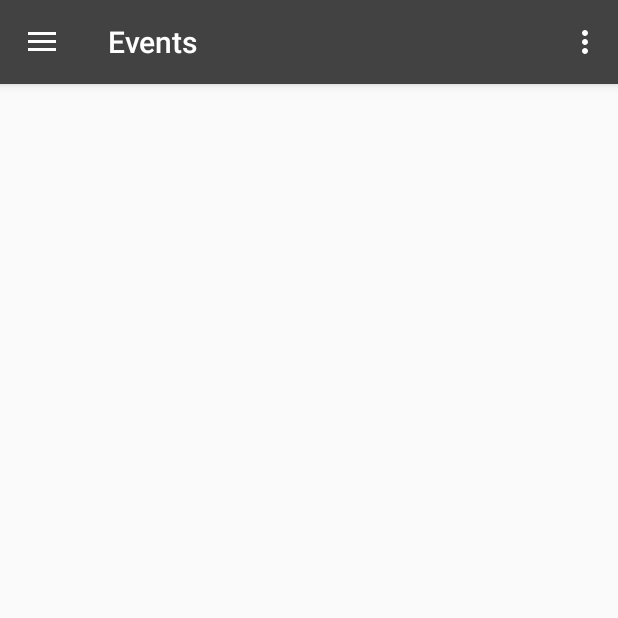
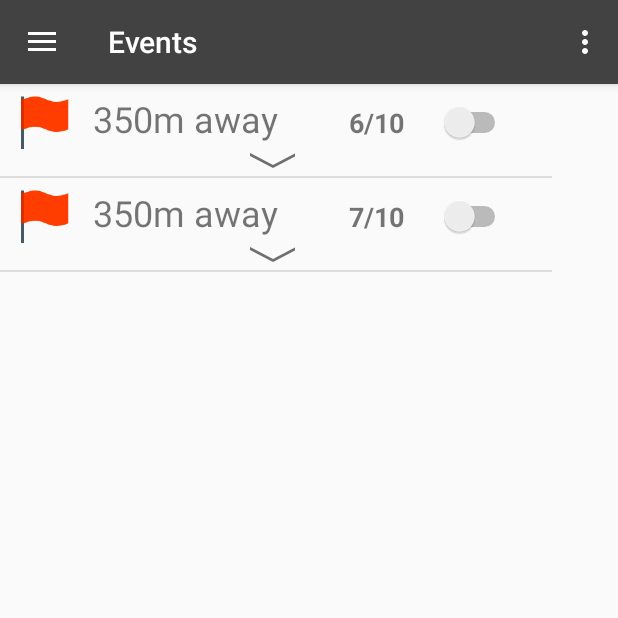
Before and after one commit to NickPelov/ANDR2, an Android app: the EventsActivity screen opened directly, with no data from a screen before it, on a phone screen of 412 x 824 dp, the top half of it. Run offline under Robolectric (Android 15) with nearby library versions, the phone set to English and light mode, and no system bars.

Commit message:
Niki, event list, fragment, load from db, adapter,- view

```diff
--- a/app/build.gradle
+++ b/app/build.gradle
@@ -33,6 +33,7 @@
     compile 'com.facebook.android:facebook-android-sdk:[4,5)'
     compile 'com.android.support.constraint:constraint-layout:1.0.2'
     compile 'com.android.support:design:25.3.1'
+    compile 'com.android.support:support-v4:25.3.1'
     testCompile 'junit:junit:4.12'
 }
 apply plugin: 'com.google.gms.google-services'
--- a/app/src/main/java/com/example/owner/android2/CurrentUser.java
+++ b/app/src/main/java/com/example/owner/android2/CurrentUser.java
@@ -12,6 +12,7 @@
     private static boolean isLogged = false;
     public static List<UserKey> keys = new ArrayList<>();
     public static List<User> users = new ArrayList<>();
+    public static List<EventCompetition> events = new ArrayList<>();
     public static String UserKey;
 
     public static void setLogged(boolean logged) {
--- /dev/null
+++ b/app/src/main/java/com/example/owner/android2/CustomAdapter.java
@@ -0,0 +1,37 @@
+package com.example.owner.android2;
+
+import android.content.Context;
+import android.support.annotation.NonNull;
+import android.support.annotation.Nullable;
+import android.view.LayoutInflater;
+import android.view.View;
+import android.view.ViewGroup;
+import android.widget.ArrayAdapter;
+import android.widget.TextView;
+
+import org.w3c.dom.Text;
+
+/**
+ * Created by Nikolay Pelov on 16.6.2017 г..
+ */
+
+public class CustomAdapter extends ArrayAdapter<String> {
+    CustomAdapter(Context context, String[] amama){
+        super(context,R.layout.fragment_event_item,amama);
+    }
+
+    @NonNull
+    @Override
+    public View getView(int position,@Nullable View convertView,@NonNull ViewGroup par){
+        LayoutInflater inflater = LayoutInflater.from(getContext());
+        View customView = inflater.inflate(R.layout.fragment_event_item,par,false);
+
+        String slots = getItem(position);
+        TextView slots_txt = (TextView) customView.findViewById(R.id.fragment_txt_slots);
+        TextView distance_txt = (TextView) customView.findViewById(R.id.fragment_textView);
+
+        slots_txt.setText(slots);
+        return customView;
+
+    }
+}
--- a/app/src/main/java/com/example/owner/android2/EventsActivity.java
+++ b/app/src/main/java/com/example/owner/android2/EventsActivity.java
@@ -15,16 +15,32 @@
 import android.support.v7.widget.Toolbar;
 import android.view.Menu;
 import android.view.MenuItem;
+import android.widget.ArrayAdapter;
+import android.widget.ListView;
 
 public class EventsActivity extends AppCompatActivity
         implements NavigationView.OnNavigationItemSelectedListener {
     private View view2;
+    private ListView list;
     @Override
     protected void onCreate(Bundle savedInstanceState) {
         super.onCreate(savedInstanceState);
         setContentView(R.layout.activity_events);
         Toolbar toolbar = (Toolbar) findViewById(R.id.toolbar);
         setSupportActionBar(toolbar);
+
+        String[] names;
+        if (!CurrentUser.events.isEmpty()){
+            names = new String[]{ CurrentUser.events.get(0).Name};
+        }
+        else{
+            names = new String[]{"6/10", "7/10"};
+        }
+
+
+        ArrayAdapter<String> adapter = new CustomAdapter(this,names);
+        list =(ListView) findViewById(R.id.fragment_ListView);
+        list.setAdapter(adapter);
 
         DrawerLayout drawer = (DrawerLayout) findViewById(R.id.drawer_layout);
         ActionBarDrawerToggle toggle = new ActionBarDrawerToggle(
@@ -35,6 +51,8 @@
         NavigationView navigationView = (NavigationView) findViewById(R.id.nav_view);
         navigationView.setItemIconTintList(null);
         navigationView.setNavigationItemSelectedListener(this);
+
+
     }
 
     @Override
--- a/app/src/main/java/com/example/owner/android2/ProfileActivity2.java
+++ b/app/src/main/java/com/example/owner/android2/ProfileActivity2.java
@@ -65,7 +65,7 @@
         NavigationView navigationView = (NavigationView) findViewById(R.id.nav_view);
         navigationView.setItemIconTintList(null);
         navigationView.setNavigationItemSelectedListener(this);
-
+        FireBaseConnection.getEvents(CurrentUser.events);
         nickNameTextView = (TextView) findViewById(R.id.RetrievedProfileName);
         emailTextView = (TextView) findViewById(R.id.RetrivedProfileEmail);
         pointsTextView = (TextView) findViewById(R.id.RetrievedProfilePoints);
--- a/app/src/main/res/layout/content_events.xml
+++ b/app/src/main/res/layout/content_events.xml
@@ -6,6 +6,12 @@
     android:layout_height="match_parent"
     app:layout_behavior="@string/appbar_scrolling_view_behavior"
     tools:context="com.example.owner.android2.EventsActivity"
-    tools:showIn="@layout/app_bar_profile2">
+    tools:showIn="@layout/app_bar_events">
 
+    <ListView
+        android:id="@+id/fragment_ListView"
+        android:layout_width="368dp"
+        android:layout_height="495dp"
+        tools:layout_editor_absoluteX="8dp"
+        tools:layout_editor_absoluteY="8dp" />
 </android.support.constraint.ConstraintLayout>
--- /dev/null
+++ b/app/src/main/res/layout/fragment_event_item.xml
@@ -0,0 +1,75 @@
+<FrameLayout xmlns:android="http://schemas.android.com/apk/res/android"
+    xmlns:tools="http://schemas.android.com/tools"
+    android:layout_width="match_parent"
+    android:layout_height="match_parent"
+    xmlns:app="http://schemas.android.com/apk/res-auto"
+    tools:context="com.example.owner.android2.event_item">
+
+    <!-- TODO: Update blank fragment layout -->
+    <RelativeLayout
+        android:layout_width="match_parent"
+        android:layout_height="61dp">
+
+        <ImageButton
+            android:id="@+id/imageButton2"
+            style="@android:style/Widget.Holo.Light.ImageButton"
+            android:layout_width="59dp"
+            android:layout_height="52dp"
+            android:background="@android:color/transparent"
+            android:cropToPadding="true"
+            app:srcCompat="@mipmap/event_2" />
+
+        <TextView
+            android:id="@+id/fragment_textView"
+            android:layout_width="wrap_content"
+            android:layout_height="wrap_content"
+            android:layout_alignBaseline="@+id/fragment_txt_slots"
+            android:layout_alignBottom="@+id/fragment_txt_slots"
+            android:layout_alignEnd="@+id/imageButton3"
+            android:layout_alignRight="@+id/imageButton3"
+            android:layout_marginEnd="11dp"
+            android:layout_marginRight="11dp"
+            android:text="350m away"
+            android:textSize="24sp" />
+
+        <Switch
+            android:id="@+id/switch1"
+            android:layout_width="wrap_content"
+            android:layout_height="wrap_content"
+            android:layout_alignBottom="@+id/fragment_textView"
+            android:layout_alignParentEnd="true"
+            android:layout_alignParentRight="true"
+            android:layout_marginEnd="27dp"
+            android:layout_marginRight="27dp"
+            android:text="" />
+
+        <TextView
+            android:id="@+id/fragment_txt_slots"
+            android:layout_width="wrap_content"
+            android:layout_height="wrap_content"
+            android:layout_above="@+id/imageButton3"
+            android:layout_marginEnd="23dp"
+            android:layout_marginRight="23dp"
+            android:layout_toLeftOf="@+id/switch1"
+            android:layout_toStartOf="@+id/switch1"
+            android:text="6/10"
+            android:textSize="18sp"
+            android:textStyle="bold" />
+
+        <ImageButton
+            android:id="@+id/imageButton3"
+            android:layout_width="30dp"
+            android:layout_height="23dp"
+            android:adjustViewBounds="false"
+            android:background="@android:color/transparent"
+            android:elevation="0dp"
+            app:srcCompat="@mipmap/ic_arrow"
+            android:layout_alignParentBottom="true"
+            android:layout_toLeftOf="@+id/fragment_txt_slots"
+            android:layout_toStartOf="@+id/fragment_txt_slots"
+            android:layout_marginRight="36dp"
+            android:layout_marginEnd="36dp" />
+
+    </RelativeLayout>
+
+</FrameLayout>
--- a/app/src/main/res/values/strings.xml
+++ b/app/src/main/res/values/strings.xml
@@ -37,4 +37,7 @@
     <string name="title_activity_leaderboard">Leaderboard</string>
     <string name="title_activity_push_event">PushEventActivity</string>
     <string name="title_activity_main2">Main2Activity</string>
+
+    <!-- TODO: Remove or change this placeholder text -->
+    <string name="hello_blank_fragment">Hello blank fragment</string>
 </resources>
```
Also changed, not shown: app/src/main/java/com/example/owner/android2/FireBaseConnection.java (+45 -0 lines), app/src/main/java/com/example/owner/android2/event_item.java (added, +108 -0 lines), app/src/main/ic_arrow-web.png (added), app/src/main/res/mipmap-hdpi/ic_arrow.png (added), app/src/main/res/mipmap-mdpi/ic_arrow.png (added), app/src/main/res/mipmap-xhdpi/ic_arrow.png (added), app/src/main/res/mipmap-xxhdpi/ic_arrow.png (added), app/src/main/res/mipmap-xxxhdpi/ic_arrow.png (added).
